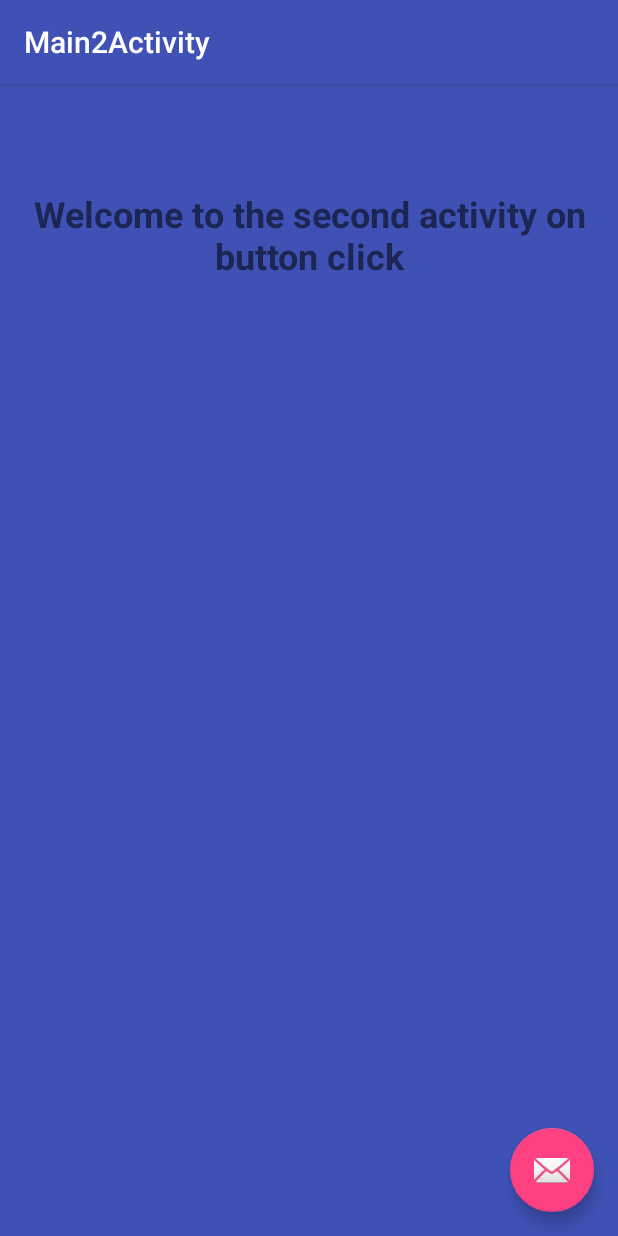
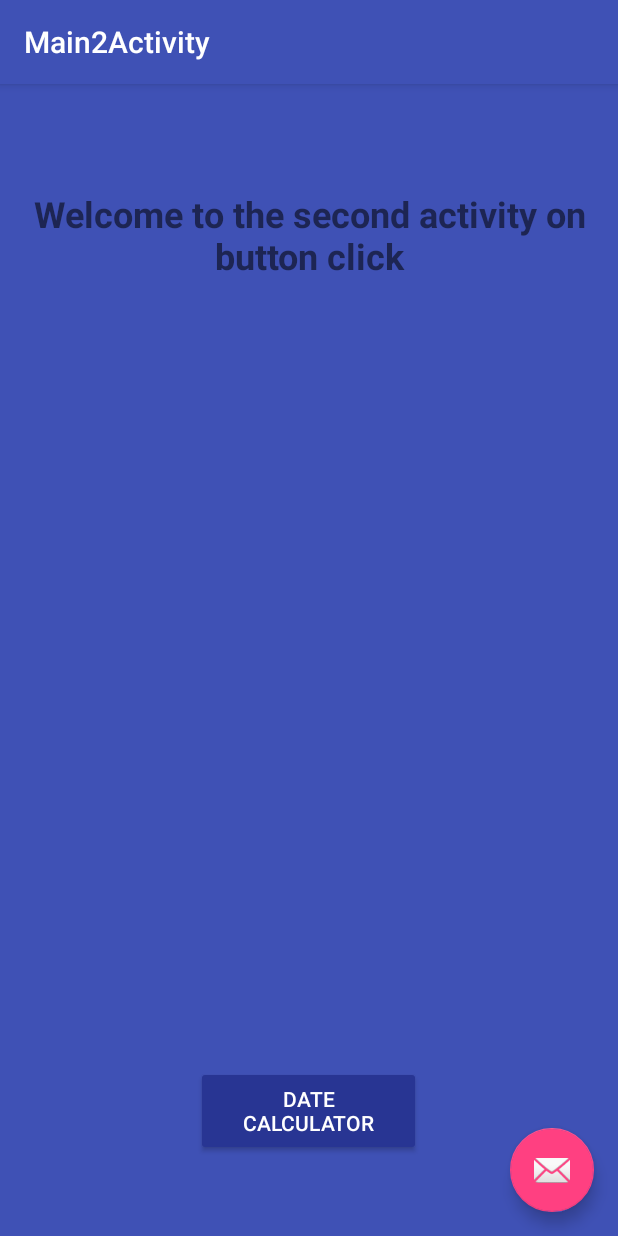
Before and after one commit to sandilyab/androidapp, an Android app: the Main2Activity screen opened directly, with no data from a screen before it, on a phone screen of 412 x 824 dp. Run offline under Robolectric (Android 15) with nearby library versions, the phone set to English and light mode, and no system bars.

Commit message:
Added dummy textswitcher and updated dialogs to Material.Light

```diff
--- a/app/src/main/java/com/example/sandilya/myfirstapp/Main2Activity.java
+++ b/app/src/main/java/com/example/sandilya/myfirstapp/Main2Activity.java
@@ -4,17 +4,30 @@ import android.os.Bundle;
 import android.support.design.widget.FloatingActionButton;
 import android.support.design.widget.Snackbar;
 import android.support.v7.app.AppCompatActivity;
+import android.support.v7.widget.ButtonBarLayout;
 import android.support.v7.widget.Toolbar;
 import android.transition.Explode;
 import android.transition.Slide;
 import android.transition.Transition;
 import android.view.Gravity;
 import android.view.View;
-
+import android.widget.Button;
+import android.widget.TextSwitcher;
+import android.widget.TextView;
+import android.widget.ViewSwitcher;
 
 
 public class Main2Activity extends AppCompatActivity {
     Integer duration = 300;
+    Button btnNext;
+    private TextSwitcher mSwitcher;
+    // Array of String to Show In TextSwitcher
+    String textToShow[]={"Main HeadLine","Your Message","New In Technology","New Articles","Business News","What IS New"};
+    int messageCount=textToShow.length;
+    // to keep current Index of text
+    int currentIndex=-1;
+
+
     @Override
     protected void onCreate(Bundle savedInstanceState) {
         super.onCreate(savedInstanceState);
@@ -35,6 +48,46 @@ public class Main2Activity extends AppCompatActivity {
         returnTrans.setDuration(duration);
         getWindow().setReturnTransition(returnTrans);
 
+        final TextSwitcher textSwitcher = (TextSwitcher) findViewById(R.id.textSwitcher);
+        btnNext=(Button)findViewById(R.id.d_button);
+
+        // Set the ViewFactory of the TextSwitcher that will create TextView object when asked
+        textSwitcher.setFactory(new ViewSwitcher.ViewFactory() {
+
+            public View makeView() {
+                // TODO Auto-generated method stub
+                // create new textView and set the properties like clolr, size etc
+                TextView myText = new TextView(Main2Activity.this);
+                myText.setGravity(Gravity.TOP | Gravity.CENTER_HORIZONTAL);
+                myText.setTextSize(36);
+                //myText.setTextColor(Color.BLUE);
+                return myText;
+            }
+        });
+
+        // specify the in/out animations you wish to use
+        textSwitcher.setInAnimation(this, R.anim.slide_bottom);
+        textSwitcher.setOutAnimation(this, R.anim.slide_top);
+
+        // provide two TextViews for the TextSwitcher to use
+        // you can apply styles to these Views before adding
+        //textSwitcher.addView(new TextView(MainActivity.this));
+       // textSwitcher.addView(new TextView(Main2Activity.this));
+        // you are now ready to use the TextSwitcher
+        // it will animate between calls to setText
+        btnNext.setOnClickListener(new View.OnClickListener() {
+
+            public void onClick(View v) {
+                // TODO Auto-generated method stub
+                currentIndex++;
+                // If index reaches maximum reset it
+                if(currentIndex==messageCount)
+                    currentIndex=0;
+                textSwitcher.setText(textToShow[currentIndex]);
+            }
+        });
+
+
 
         FloatingActionButton fab = (FloatingActionButton) findViewById(R.id.fab);
         fab.setOnClickListener(new View.OnClickListener() {
--- a/app/src/main/res/layout/content_main.xml
+++ b/app/src/main/res/layout/content_main.xml
@@ -89,7 +89,7 @@
         android:layout_alignEnd="@+id/perc_button" />
 
     <Button
-        android:text=" Date  Calculator"
+        android:text="Date  Calculator"
         android:layout_width="150dp"
         android:layout_height="60dp"
         android:id="@+id/d_button"
--- a/app/src/main/res/layout/content_main2.xml
+++ b/app/src/main/res/layout/content_main2.xml
@@ -24,4 +24,21 @@
         android:textAlignment="center"
         android:textSize="24sp"
         android:textStyle="normal|bold" />
+
+    <TextSwitcher
+        android:id="@+id/textSwitcher"
+        android:layout_width="match_parent"
+        android:layout_height="wrap_content"
+        />
+    <Button
+        android:text="Date  Calculator"
+        android:layout_width="150dp"
+        android:layout_height="60dp"
+        android:id="@+id/d_button"
+        tools:text="date Calc"
+        android:textColor="@android:color/white"
+        android:layout_gravity="center_horizontal"
+        android:layout_alignParentBottom="true"
+        android:layout_centerHorizontal="true"
+        android:layout_marginBottom="37dp" />
 </RelativeLayout>
--- a/app/src/main/res/layout/dialog.xml
+++ b/app/src/main/res/layout/dialog.xml
@@ -1,5 +1,6 @@
 <?xml version="1.0" encoding="utf-8"?>
 <RelativeLayout xmlns:android="http://schemas.android.com/apk/res/android"
+    xmlns:tools="http://schemas.android.com/tools"
     android:layout_width="fill_parent"
     android:layout_height="fill_parent" >
 
@@ -9,6 +10,7 @@
         android:layout_height="wrap_content"
         android:layout_alignParentTop="true"
         android:layout_centerHorizontal="true"
+        android:theme="@android:style/Theme.Material.Light.Dialog"
         android:layout_marginTop="64dp" />
 
     <Button
```
